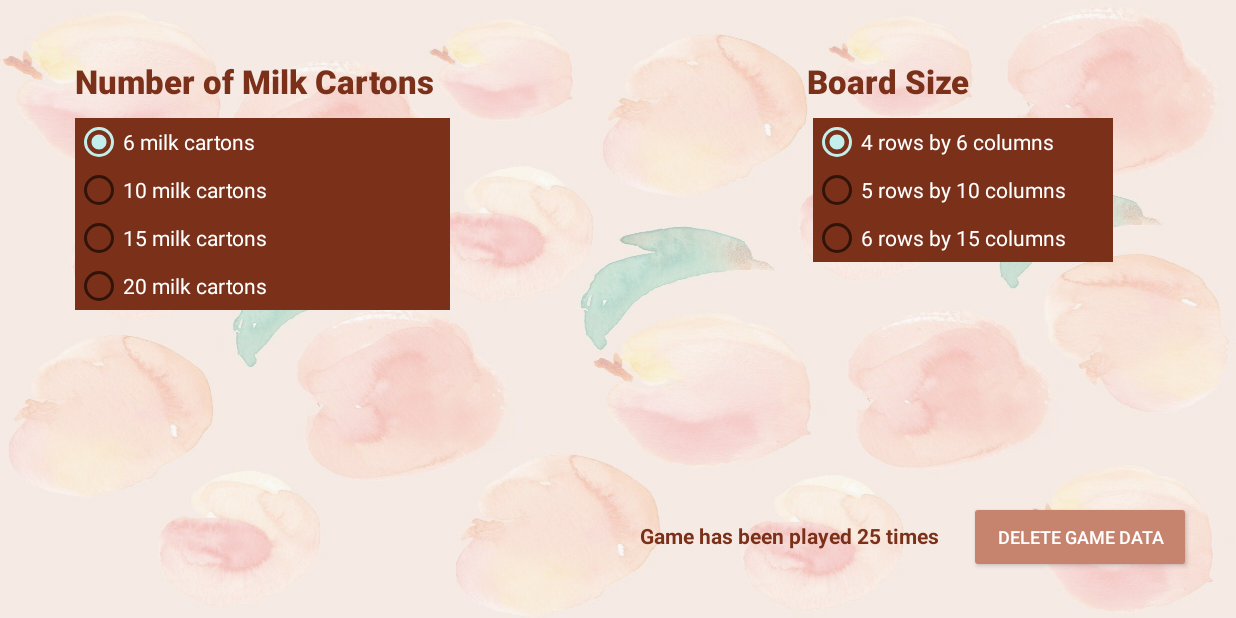
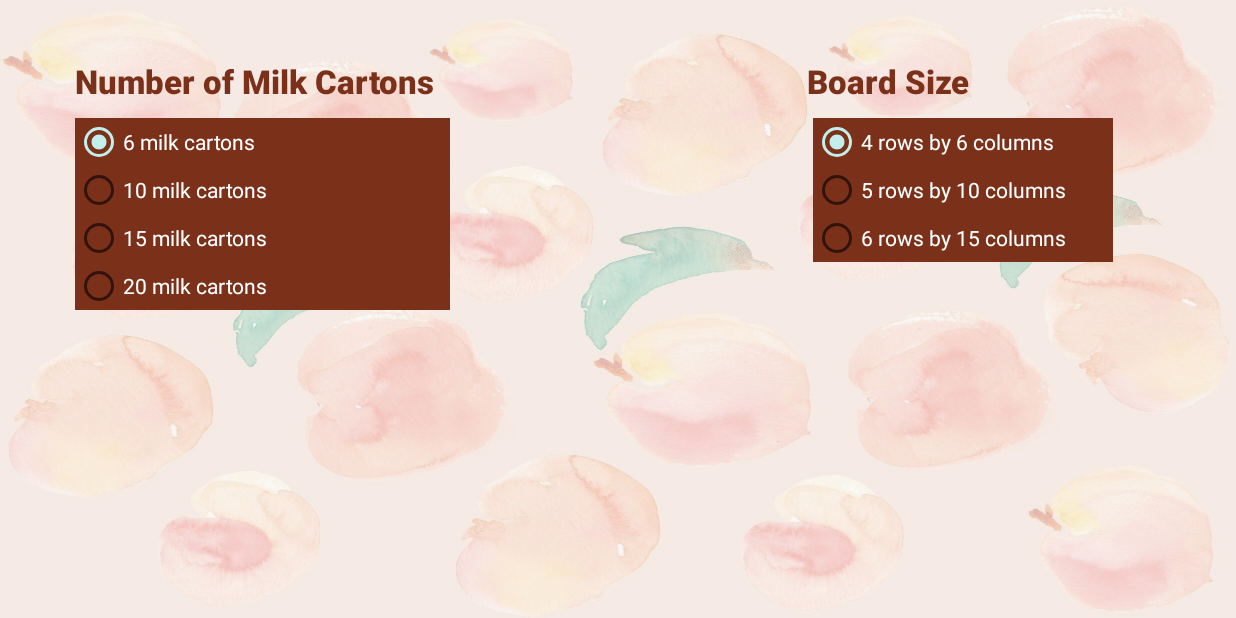
Before and after one commit to mrpthemrp/cmpt276-a3-game, an Android app: the OptionsScreen screen opened directly, with no data from a screen before it, on a phone screen of 824 x 412 dp (held sideways). Run offline under Robolectric (Android 15) with nearby library versions, the phone set to English and light mode, and no system bars.

Commit message:
not working :(

```diff
--- a/app/src/main/java/cmpt276/assign3/mineseeker/ui/OptionsScreen.java
+++ b/app/src/main/java/cmpt276/assign3/mineseeker/ui/OptionsScreen.java
@@ -6,10 +6,8 @@ import android.content.Context;
 import android.content.Intent;
 import android.content.SharedPreferences;
 import android.os.Bundle;
-import android.widget.Button;
 import android.widget.RadioButton;
 import android.widget.RadioGroup;
-import android.widget.TextView;
 
 import cmpt276.assign3.mineseeker.R;
 import cmpt276.assign3.mineseeker.model.Options;
@@ -18,7 +16,6 @@ public class OptionsScreen extends AppCompatActivity {
     public static final String CARTON_NUMBER_SELECTED = "Carton number selected";
     public static final String ROW_SIZE_SELECTED = "Row size selected";
     public static final String COL_SIZE_SELECTED = "Col size selected";
-    public static final String GAME_SIZE = "Game Size";
     private Options options;
     private int rows, cols, numCartons;
 
@@ -27,18 +24,10 @@ public class OptionsScreen extends AppCompatActivity {
         super.onCreate(savedInstanceState);
         setContentView(R.layout.activity_options_screen);
 
-        setupDelGameDataBtn();
         setupRadioGroupSize();
         setupRadioGroupCartons();
         setupOptions();
         setupValues();
-        setupNumOfGames(this.getResources().getInteger(R.integer.numOfGames));
-    }
-
-    @Override
-    protected void onResume() {
-        setupNumOfGames(getNumOfGames(this));
-        super.onResume();
     }
 
     private void setupRadioGroupCartons() {
@@ -52,7 +41,10 @@ public class OptionsScreen extends AppCompatActivity {
             button.setTextColor(getResources().getColor(R.color.white,getTheme()));
             button.setText(getString(R.string.carton, carton));
 
-            button.setOnClickListener(view -> saveCartonNumber(carton));
+            button.setOnClickListener(view -> {
+                saveCartonNumber(carton);
+                this.numCartons = carton;
+            });
 
             //add to view
             cartons.addView(button);
@@ -70,6 +62,7 @@ public class OptionsScreen extends AppCompatActivity {
 
         editor.putInt(CARTON_NUMBER_SELECTED, carton);
         editor.apply();
+        options.resetNumOfCartons(this.numCartons);
     }
 
     static public int getCartonNumberSelected(Context context){
@@ -92,7 +85,11 @@ public class OptionsScreen extends AppCompatActivity {
             button.setTextColor(getResources().getColor(R.color.white,getTheme()));
             button.setText(getString(R.string.size_rxc, row,col));
 
-            button.setOnClickListener(view -> saveBoardSize(row,col));
+            button.setOnClickListener(view -> {
+                saveBoardSize(row, col);
+                this.rows = row;
+                this.cols = col;
+            });
 
             //add to view
             boardSize.addView(button);
@@ -111,6 +108,9 @@ public class OptionsScreen extends AppCompatActivity {
         editor.putInt(ROW_SIZE_SELECTED, row);
         editor.putInt(COL_SIZE_SELECTED, col);
         editor.apply();
+
+        options.resetRows(this.rows);
+        options.resetCols(this.cols);
     }
 
     static public int getRowSize(Context context){
@@ -121,32 +121,6 @@ public class OptionsScreen extends AppCompatActivity {
     static public int getColSize(Context context){
         SharedPreferences prefs = context.getSharedPreferences("AppPreferences",MODE_PRIVATE);
         return prefs.getInt(COL_SIZE_SELECTED, context.getResources().getInteger(R.integer.default_col));
-    }
-
-    private void setupDelGameDataBtn() {
-        Button delGameBtn = findViewById(R.id.options_EraseTimesPlayed);
-        delGameBtn.setOnClickListener(view -> {
-            //del game data
-            resetGameData(0);
-        });
-    }
-
-    private void resetGameData(int number) {
-        SharedPreferences prefs = this.getSharedPreferences("AppPreferences", MODE_PRIVATE);
-        SharedPreferences.Editor editor = prefs.edit();
-        editor.putInt(GAME_SIZE, number);
-        editor.apply();
-        setupNumOfGames(number);
-    }
-
-    static public int getNumOfGames(Context context){
-        SharedPreferences prefs = context.getSharedPreferences("AppPreferences",MODE_PRIVATE);
-        return prefs.getInt(GAME_SIZE, context.getResources().getInteger(R.integer.numOfGames));
-    }
-
-    private void setupNumOfGames(int number) {
-        TextView text = findViewById(R.id.options_TimesPlayedText);
-        text.setText(getString(R.string.options_TimesPlayed, number));
     }
 
     private void setupValues() {
--- a/app/src/main/res/layout/activity_options_screen.xml
+++ b/app/src/main/res/layout/activity_options_screen.xml
@@ -61,30 +61,4 @@
         app:layout_constraintEnd_toEndOf="parent"
         app:layout_constraintTop_toTopOf="parent" />
 
-    <TextView
-        android:id="@+id/options_TimesPlayedText"
-        android:layout_width="wrap_content"
-        android:layout_height="wrap_content"
-        android:layout_marginEnd="20dp"
-        android:layout_marginBottom="45dp"
-        android:text="@string/options_TimesPlayed"
-        android:textColor="@color/peach_700"
-        android:textStyle="bold"
-        app:layout_constraintBottom_toBottomOf="parent"
-        app:layout_constraintEnd_toStartOf="@+id/options_EraseTimesPlayed" />
-
-    <Button
-        android:id="@+id/options_EraseTimesPlayed"
-        style="@style/Widget.AppCompat.Button.Small"
-        android:layout_width="148dp"
-        android:layout_height="48dp"
-        android:layout_marginEnd="30dp"
-        android:layout_marginBottom="30dp"
-        android:backgroundTintMode="add"
-        android:text="@string/options_EraseTimesPlayer"
-        android:textColor="@color/white"
-        android:textSize="12sp"
-        app:layout_constraintBottom_toBottomOf="parent"
-        app:layout_constraintEnd_toEndOf="parent" />
-
 </androidx.constraintlayout.widget.ConstraintLayout>
--- a/app/src/main/res/values/installation_values.xml
+++ b/app/src/main/res/values/installation_values.xml
@@ -22,5 +22,4 @@
     <integer name="default_cartonNumber">6</integer>
     <integer name="default_row">4</integer>
     <integer name="default_col">6</integer>
-    <integer name="numOfGames">25</integer>
 </resources>
--- a/app/src/main/res/values/strings.xml
+++ b/app/src/main/res/values/strings.xml
@@ -20,7 +20,7 @@
     <string name = "instructions_stepFour">2.3 After the scan, a number will appear in the selected cell which tells you how many milk cartons are nearby in either the cell\'s horizontal or vertical columns. </string>
     <string name="instructions_stepFive">3. Continue tapping on different cells to find all the milk cartons.</string>
     <string name="instructions_endNote">Note: Finding a milk carton in a cell will not count towards the scan number,
-        only selecting empty cells will count towards the number of scans.</string>
+        only selecting empty cells, or already found cartons, will count towards the number of scans.</string>
     <string name = "helpScreen_citationTitle">Citations</string>
     <string name = "helpScreen_citationContent1">Milk carton image: <a href = "https://dribbble.com/shots/14312353-Kawaii-flavored-milk">link to source</a></string>
     <string name = "helpScreen_citationContent2">Peach background: <a href = "https://wallpaperforu.com/peach-aesthetic-wallpaper-pc/">link to source</a></string>
@@ -33,8 +33,6 @@
 
     <!-- OptionsScreen Strings -->
     <string name="options_SizeTitle">Board Size</string>
-    <string name="options_TimesPlayed">Game has been played %1$d times </string>
-    <string name="options_EraseTimesPlayer">Delete Game Data</string>
     <string name="options_CartonsTitle">Number of Milk Cartons</string>
     <string name="size_rxc">%1$d rows by %2$d columns</string>
     <string name="carton">%1$d milk cartons</string>
```
Also changed, not shown: app/src/main/java/cmpt276/assign3/mineseeker/model/GridObject.java (+10 -1 lines), app/src/main/java/cmpt276/assign3/mineseeker/model/Options.java (+15 -0 lines), app/src/main/java/cmpt276/assign3/mineseeker/ui/GameScreen.java (+41 -12 lines), app/src/main/res/layout/activity_game_screen.xml (+8 -22 lines).
